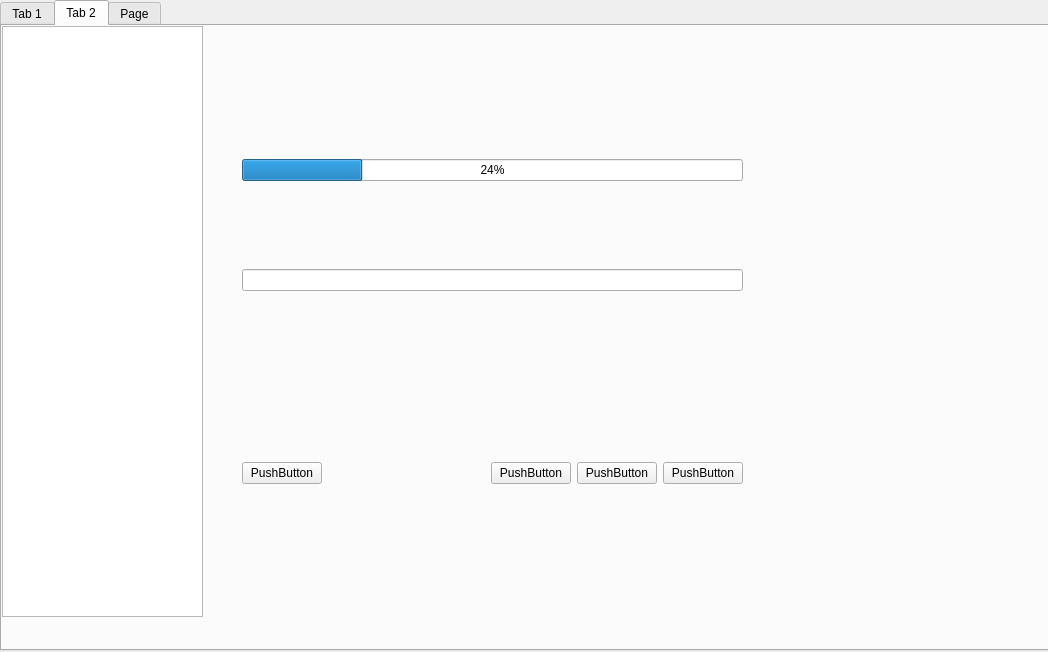
This is dictation.ui in fangchaooo/dictation as Qt 5 draws it before an edit. The edited form follows.
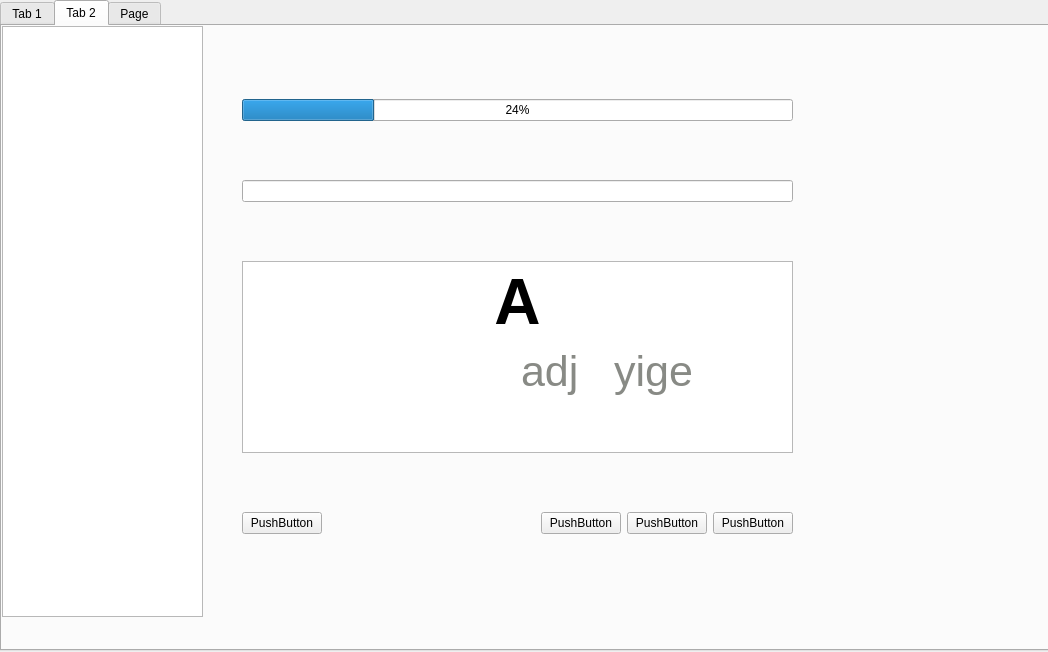
This is the edited form. The open tabs and pages were chosen to show the change. Icons and pictures are not drawn.

The edit to the form file:
```diff
--- a/dictation.ui
+++ b/dictation.ui
@@ -267,9 +267,9 @@
        <property name="geometry">
         <rect>
          <x>30</x>
-         <y>40</y>
-         <width>501</width>
-         <height>491</height>
+         <y>10</y>
+         <width>551</width>
+         <height>541</height>
         </rect>
        </property>
        <layout class="QVBoxLayout" name="verticalLayout_4">
@@ -322,6 +322,18 @@
           </property>
          </spacer>
         </item>
+        <item>
+         <widget class="QTextEdit" name="textEditWordDisplay_2">
+          <property name="html">
+           <string>&lt;!DOCTYPE HTML PUBLIC &quot;-//W3C//DTD HTML 4.0//EN&quot; &quot;http://www.w3.org/TR/REC-html40/strict.dtd&quot;&gt;
+&lt;html&gt;&lt;head&gt;&lt;meta name=&quot;qrichtext&quot; content=&quot;1&quot; /&gt;&lt;style type=&quot;text/css&quot;&gt;
+p, li { white-space: pre-wrap; }
+&lt;/style&gt;&lt;/head&gt;&lt;body style=&quot; font-family:'Ubuntu'; font-size:11pt; font-weight:400; font-style:normal;&quot;&gt;
+&lt;p align=&quot;center&quot; style=&quot; margin-top:0px; margin-bottom:0px; margin-left:0px; margin-right:0px; -qt-block-indent:0; text-indent:0px;&quot;&gt;&lt;span style=&quot; font-size:48pt; font-weight:600;&quot;&gt;A&lt;/span&gt;&lt;/p&gt;
+&lt;p align=&quot;center&quot; style=&quot; margin-top:12px; margin-bottom:12px; margin-left:0px; margin-right:0px; -qt-block-indent:0; text-indent:0px;&quot;&gt;&lt;span style=&quot; font-size:48pt; color:#888a85; vertical-align:super;&quot;&gt;               adj   yige   &lt;/span&gt;&lt;span style=&quot; font-size:48pt; vertical-align:super;&quot;&gt;  &lt;/span&gt;&lt;span style=&quot; font-size:48pt; font-weight:600; vertical-align:sub;&quot;&gt;    &lt;/span&gt;                                   &lt;/p&gt;&lt;/body&gt;&lt;/html&gt;</string>
+          </property>
+         </widget>
+        </item>
         <item>
          <spacer name="verticalSpacer_8">
           <property name="orientation">
```
Left out of the diff: 26 changed lines with no effect on the pictures.
